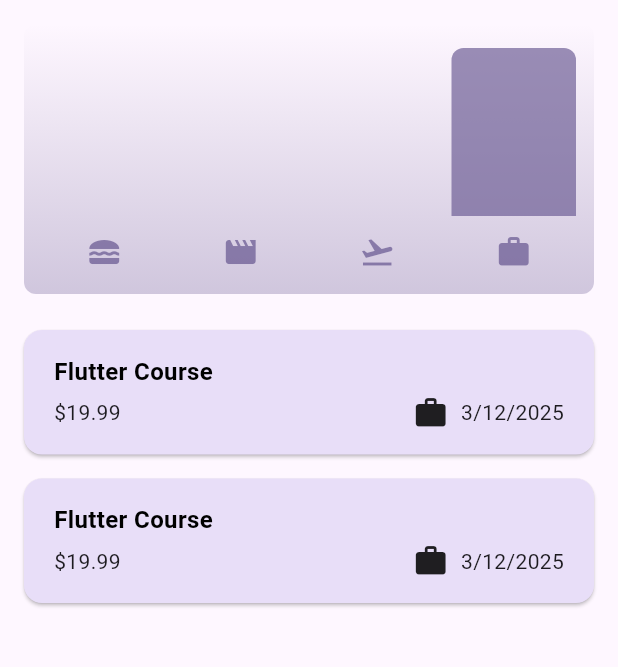
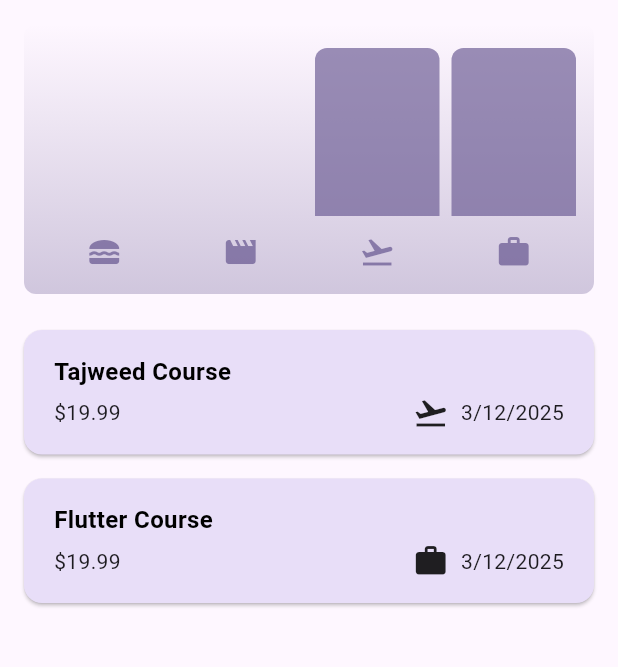
Before and after one commit to NurislamAiu/expense_tracker_nurs, a Flutter app: the screen it shows after launch, on a phone screen of 412 x 824 dp, the part 84-751 px from its top. Run offline on Flutter 3.47's test engine with Material 3 defaults, Android fonts, the phone set to English and light mode, and no system bars.

Commit message:
finished this app

```diff
--- a/lib/main.dart
+++ b/lib/main.dart
@@ -1,5 +1,6 @@
 import 'package:expense_tracker_nurs/widgets/expenses.dart';
 import 'package:flutter/material.dart';
+import 'package:flutter/services.dart';
 
 var kColorScheme =
     ColorScheme.fromSeed(seedColor: Color.fromARGB(255, 96, 59, 181));
@@ -8,6 +9,9 @@ var kDarkColorScheme = ColorScheme.fromSeed(
     brightness: Brightness.dark, seedColor: Color.fromARGB(255, 5, 99, 125));
 
 void main() {
+  WidgetsFlutterBinding.ensureInitialized();
+  SystemChrome.setPreferredOrientations([DeviceOrientation.portraitUp])
+      .then((fn) {
     runApp(MaterialApp(
         darkTheme: ThemeData.dark().copyWith(
           useMaterial3: true,
@@ -37,4 +41,5 @@ void main() {
         themeMode: ThemeMode.system,
         debugShowCheckedModeBanner: false,
         home: Expenses()));
+  });
 }
--- a/lib/widgets/chart/chart.dart
+++ b/lib/widgets/chart/chart.dart
@@ -30,8 +30,9 @@ class Chart extends StatelessWidget {
 
   @override
   Widget build(BuildContext context) {
-    final isDarkMode =
-        MediaQuery.of(context).platformBrightness == Brightness.dark;
+    final isDarkMode = MediaQuery.of(context).platformBrightness == Brightness.dark;
+    final localBuckets = buckets;
+
     return Container(
       margin: EdgeInsets.all(16),
       padding: EdgeInsets.symmetric(horizontal: 8, vertical: 16),
@@ -53,33 +54,27 @@ class Chart extends StatelessWidget {
           Expanded(
             child: Row(
               crossAxisAlignment: CrossAxisAlignment.end,
-              children: [
-                for (final bucket in buckets)
+              children: localBuckets
+                  .map((bucket) =>
                   ChartBar(
-                    fill: bucket.totalExpenses / maxTotalExpense,
+                    fill: maxTotalExpense == 0 ? 0 : bucket.totalExpenses / maxTotalExpense,
                   ),
-              ],
+              )
+                  .toList(),
             ),
           ),
           SizedBox(height: 12),
           Row(
-            children: buckets
+            mainAxisAlignment: MainAxisAlignment.spaceAround,
+            children: localBuckets
                 .map(
-                  (bucket) => Expanded(
-                    child: Padding(
-                      padding: EdgeInsets.symmetric(horizontal: 4),
-                      child: Icon(
-                        categoryIcons[bucket.category],
-                        color: isDarkMode
-                            ? Theme.of(context).colorScheme.secondary
-                            : Theme.of(context)
-                                .colorScheme
-                                .primary
-                                .withOpacity(0.7),
-                      ),
-                    ),
-                  ),
-                )
+                  (bucket) => Icon(
+                categoryIcons[bucket.category],
+                color: isDarkMode
+                    ? Theme.of(context).colorScheme.secondary
+                    : Theme.of(context).colorScheme.primary.withOpacity(0.7),
+              ),
+            )
                 .toList(),
           ),
         ],
--- a/lib/widgets/expenses_list/expenses_list.dart
+++ b/lib/widgets/expenses_list/expenses_list.dart
@@ -18,7 +18,7 @@ class ExpensesList extends StatelessWidget {
           color: Theme.of(context).colorScheme.error,
           margin: Theme.of(context).cardTheme.margin,
         ),
-        key: ValueKey(expenses[index]),
+        key: ValueKey(expenses[index].id),
         onDismissed: (direction) {
           onRemoveExpense(expenses[index]);
         },
```
Also changed, not shown: lib/widgets/expenses.dart (+18 -9 lines). Lines whose indentation alone changed are shown as unchanged.
